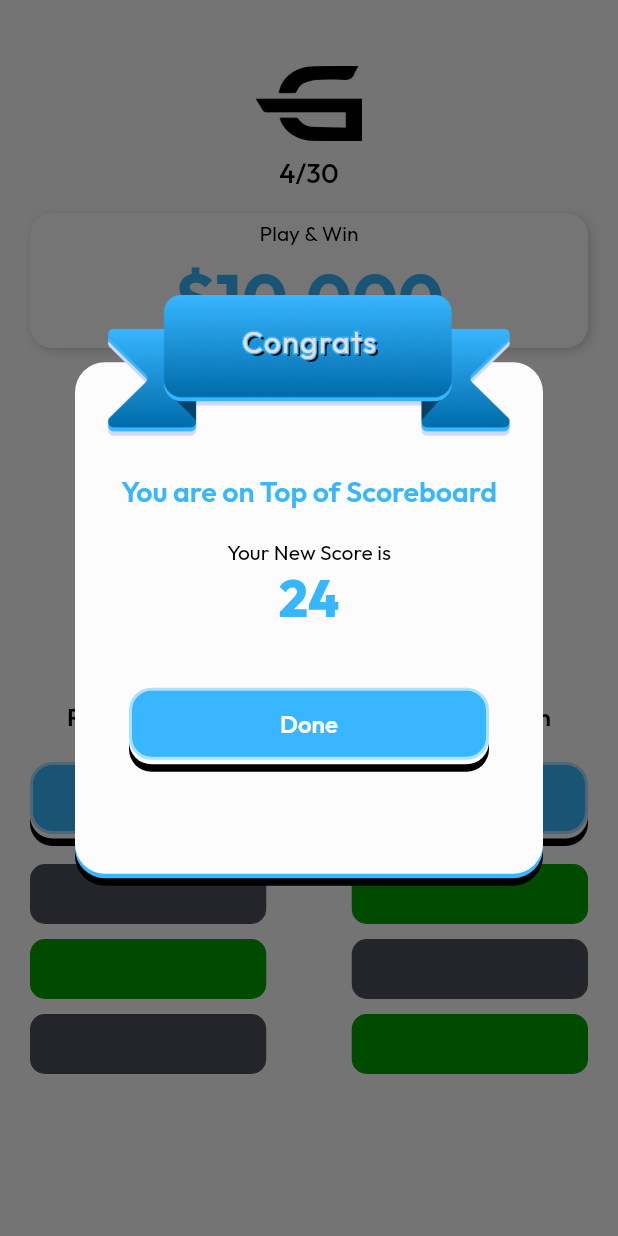
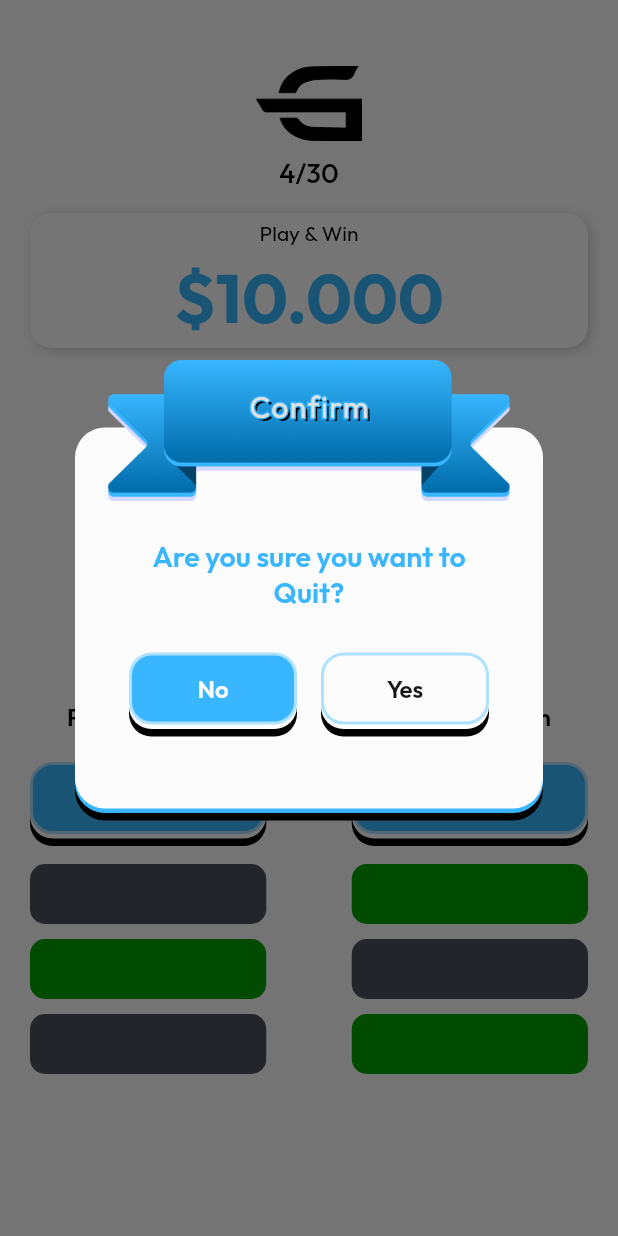
Before and after one commit to Duseca/game_of_fortune, a Flutter app: the Play screen opened directly, after a tap on "Press", on a phone screen of 412 x 824 dp. Run offline on Flutter 3.47's test engine with Material 3 defaults, Android fonts, the phone set to English and light mode, and no system bars; our stand-ins replace cached_network_image, country_code_picker, flutter_svg, get, lottie.

Commit message:
dialogue named Quit added

```diff
--- a/lib/view/screens/play/play.dart
+++ b/lib/view/screens/play/play.dart
@@ -1,4 +1,5 @@
 import 'package:flutter/material.dart';
+import 'package:flutter/widgets.dart';
 
 import 'package:game_of_fortune/view/constants/app_colors.dart';
 import 'package:game_of_fortune/view/constants/app_sizes.dart';
@@ -76,7 +77,7 @@ class Play extends StatelessWidget {
                         MyButton(
                           buttonText: 'Press',
                           onTap: () {
-                            Get.dialog(Congrats());
+                            Get.dialog(Quit());
                           },
                         ),
                         SizedBox(
@@ -409,6 +410,144 @@ class Congrats extends StatelessWidget {
   }
 }
 
+class Quit extends StatelessWidget {
+  @override
+  Widget build(BuildContext context) {
+    return Material(
+      color: const Color.fromRGBO(0, 0, 0, 0),
+      child: Column(
+        crossAxisAlignment: CrossAxisAlignment.stretch,
+        mainAxisAlignment: MainAxisAlignment.center,
+        children: [
+          Stack(
+            children: [
+              Padding(
+                padding: const EdgeInsets.all(30.0),
+                child: Container(
+                  padding: EdgeInsets.all(28),
+                  margin: AppSizes.DEFAULT,
+                  decoration: BoxDecoration(
+                    borderRadius: BorderRadius.circular(20),
+                    color: kPrimaryColor,
+                    boxShadow: [
+                      BoxShadow(
+                        offset: Offset(0, 8),
+                        color: kTertiaryColor,
+                        blurRadius: 0,
+                        spreadRadius: 0,
+                      ),
+                      BoxShadow(
+                        offset: Offset(0, 3),
+                        color: kSecondaryColor,
+                        blurRadius: 0,
+                        spreadRadius: 0,
+                      ),
+                    ],
+                  ),
+                  child: Column(
+                    crossAxisAlignment: CrossAxisAlignment.stretch,
+                    children: [
+                      SizedBox(
+                        height: 26,
+                      ),
+                      MyText(
+                        paddingTop: 20,
+                        text: 'Are you sure you want to Quit?',
+                        size: 19,
+                        weight: FontWeight.w600,
+                        textAlign: TextAlign.center,
+                        color: kSecondaryColor,
+                        paddingBottom: 20,
+                      ),
+                      Row(
+                        children: [
+                          Expanded(
+                            child: Padding(
+                              padding: const EdgeInsets.all(8.0),
+                              child: MyButton(
+                                  onTap: () {
+                                    Get.dialog(MoneyPrize());
+                                  },
+                                  buttonText: 'No'),
+                            ),
+                          ),
+                          Expanded(
+                            child: Padding(
+                              padding: const EdgeInsets.all(8.0),
+                              child: MyButton(
+                                  backgroundColor: kPrimaryColor,
+                                  fontColor: kBlackColor,
+                                  onTap: () {
+                                    Get.dialog(MoneyPrize());
+                                  },
+                                  buttonText: 'Yes'),
+                            ),
+                          ),
+                        ],
+                      ),
+                      SizedBox(
+                        height: 20,
+                      )
+                    ],
+                  ),
+                ),
+              ),
+              Stack(
+                children: [
+                  Center(
+                    child: CommonImageView(
+                      imagePath: Assets.imagesRibbon,
+                      height: 94,
+                    ),
+                  ),
+                  SizedBox(
+                      height: 62,
+                      child: Center(
+                          child: Stack(
+                        children: <Widget>[
+                          // Stroked text as border.
+                          Text(
+                            'Confirm',
+                            style: TextStyle(
+                              fontSize: 20,
+                              letterSpacing: 1,
+                              shadows: [
+                                Shadow(
+                                  color: Colors
+                                      .black, // Choose the color of the first shadow
+                                  blurRadius:
+                                      0.0, // Adjust the blur radius for the first shadow effect
+                                  offset: Offset(2.0,
+                                      2.0), // Set the horizontal and vertical offset for the first shadow
+                                ),
+                              ],
+                              foreground: Paint()
+                                ..style = PaintingStyle.stroke
+                                ..strokeWidth = 2
+                                ..color = kSecondaryColor,
+                            ),
+                          ),
+                          // Solid text as fill.
+                          Text(
+                            'Confirm',
+                            style: TextStyle(
+                              letterSpacing: 1,
+                              fontSize: 20,
+                              color: Colors.grey[300],
+                            ),
+                          ),
+                        ],
+                      )))
+                ],
+              ),
+            ],
+          ),
+        ],
+      ),
+    );
+  }
+}
+
 class MoneyPrize extends StatelessWidget {
   @override
   Widget build(BuildContext context) {
```
